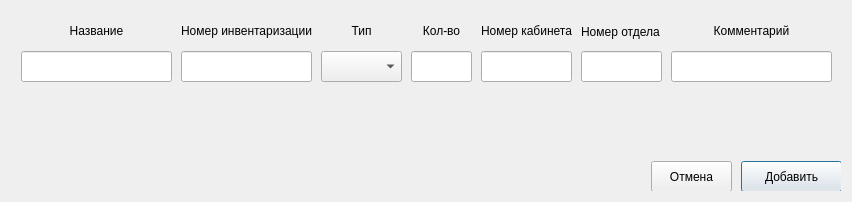
This is ui/addForm.ui in Seymue/Inventory as Qt 5 draws it before an edit. The edited form follows.
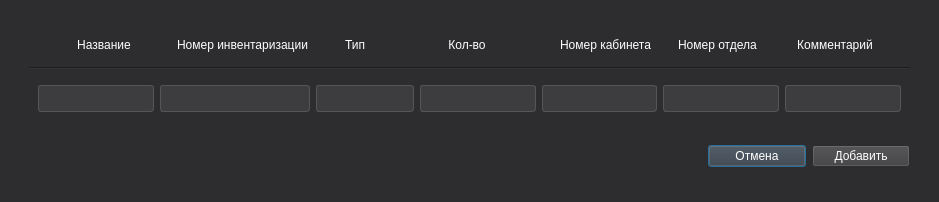
This is the edited form.

Patch:
```diff
--- a/ui/addForm.ui
+++ b/ui/addForm.ui
@@ -6,230 +6,286 @@
    <rect>
     <x>0</x>
     <y>0</y>
-    <width>852</width>
-    <height>202</height>
+    <width>939</width>
+    <height>199</height>
    </rect>
   </property>
   <property name="windowTitle">
    <string>Dialog</string>
   </property>
   <property name="styleSheet">
-   <string notr="true">backround-color: white;</string>
+   <string notr="true">background-color: #2D2D30;   
+color: #FFFFFF;    
+font-family: 'Segoe UI';          </string>
   </property>
   <layout class="QHBoxLayout" name="horizontalLayout">
    <item>
     <widget class="QWidget" name="widget" native="true">
-     <widget class="QPushButton" name="acceptButton">
-      <property name="geometry">
-       <rect>
-        <x>730</x>
-        <y>150</y>
-        <width>101</width>
-        <height>31</height>
-       </rect>
-      </property>
-      <property name="text">
-       <string>Добавить</string>
-      </property>
-     </widget>
-     <widget class="QPushButton" name="cancelButton">
-      <property name="geometry">
-       <rect>
-        <x>640</x>
-        <y>150</y>
-        <width>81</width>
-        <height>31</height>
-       </rect>
-      </property>
-      <property name="text">
-       <string>Отмена</string>
-      </property>
-     </widget>
+     <layout class="QGridLayout" name="gridLayout">
+      <item row="0" column="0" colspan="4">
+       <widget class="QWidget" name="widget_3" native="true">
+        <property name="maximumSize">
+         <size>
+          <width>16777215</width>
+          <height>110</height>
+         </size>
+        </property>
+        <layout class="QVBoxLayout" name="verticalLayout">
+         <item>
+          <widget class="QWidget" name="widget_4" native="true">
+           <property name="maximumSize">
+            <size>
+             <width>16777215</width>
+             <height>50</height>
+            </size>
+           </property>
+           <layout class="QHBoxLayout" name="horizontalLayout_2">
+            <item>
      <widget class="QLabel" name="nameLabel">
-      <property name="geometry">
-       <rect>
-        <x>10</x>
-        <y>10</y>
-        <width>151</width>
-        <height>21</height>
-       </rect>
-      </property>
       <property name="styleSheet">
-       <string notr="true">backround-color: white;</string>
+               <string notr="true">color: white;</string>
       </property>
       <property name="text">
        <string>&lt;html&gt;&lt;head/&gt;&lt;body&gt;&lt;p align=&quot;center&quot;&gt;Название&lt;/p&gt;&lt;/body&gt;&lt;/html&gt;</string>
       </property>
-     </widget>
-     <widget class="QLabel" name="number_inventory">
-      <property name="geometry">
-       <rect>
-        <x>170</x>
-        <y>10</y>
-        <width>131</width>
-        <height>21</height>
-       </rect>
-      </property>
+              <property name="textFormat">
+               <enum>Qt::AutoText</enum>
+              </property>
+              <property name="alignment">
+               <set>Qt::AlignCenter</set>
+              </property>
+             </widget>
+            </item>
+            <item>
+             <widget class="QLabel" name="number_inventory_Label">
       <property name="styleSheet">
-       <string notr="true">backround-color: white;</string>
+               <string notr="true">color: white;</string>
       </property>
       <property name="text">
        <string>&lt;html&gt;&lt;head/&gt;&lt;body&gt;&lt;p align=&quot;center&quot;&gt;Номер инвентаризации&lt;/p&gt;&lt;/body&gt;&lt;/html&gt;</string>
       </property>
      </widget>
-     <widget class="QLabel" name="office_number_Label">
-      <property name="geometry">
-       <rect>
-        <x>470</x>
-        <y>10</y>
-        <width>91</width>
-        <height>21</height>
-       </rect>
-      </property>
-      <property name="styleSheet">
-       <string notr="true">backround-color: white;</string>
-      </property>
-      <property name="text">
-       <string>&lt;html&gt;&lt;head/&gt;&lt;body&gt;&lt;p align=&quot;center&quot;&gt;Номер кабинета&lt;/p&gt;&lt;/body&gt;&lt;/html&gt;</string>
-      </property>
-     </widget>
+            </item>
+            <item>
      <widget class="QLabel" name="typeLabel">
-      <property name="geometry">
-       <rect>
-        <x>310</x>
-        <y>10</y>
-        <width>81</width>
-        <height>21</height>
-       </rect>
+              <property name="maximumSize">
+               <size>
+                <width>80</width>
+                <height>16777215</height>
+               </size>
       </property>
       <property name="styleSheet">
-       <string notr="true">backround-color: white;</string>
+               <string notr="true">color: white;</string>
       </property>
       <property name="text">
        <string>&lt;html&gt;&lt;head/&gt;&lt;body&gt;&lt;p align=&quot;center&quot;&gt;Тип&lt;/p&gt;&lt;/body&gt;&lt;/html&gt;</string>
       </property>
      </widget>
+            </item>
+            <item>
      <widget class="QLabel" name="quantityLabel">
-      <property name="geometry">
-       <rect>
-        <x>400</x>
-        <y>10</y>
-        <width>61</width>
-        <height>21</height>
-       </rect>
-      </property>
       <property name="styleSheet">
-       <string notr="true">backround-color: white;</string>
+               <string notr="true">color: white;</string>
       </property>
       <property name="text">
        <string>&lt;html&gt;&lt;head/&gt;&lt;body&gt;&lt;p align=&quot;center&quot;&gt;Кол-во&lt;/p&gt;&lt;/body&gt;&lt;/html&gt;</string>
       </property>
      </widget>
+            </item>
+            <item>
+             <widget class="QLabel" name="office_number_Label">
+              <property name="styleSheet">
+               <string notr="true">color: white;</string>
+              </property>
+              <property name="text">
+               <string>&lt;html&gt;&lt;head/&gt;&lt;body&gt;&lt;p align=&quot;center&quot;&gt;Номер кабинета&lt;/p&gt;&lt;/body&gt;&lt;/html&gt;</string>
+              </property>
+             </widget>
+            </item>
+            <item>
      <widget class="QLabel" name="departament_number_Label">
-      <property name="geometry">
-       <rect>
-        <x>570</x>
-        <y>10</y>
-        <width>81</width>
-        <height>21</height>
-       </rect>
+              <property name="maximumSize">
+               <size>
+                <width>85</width>
+                <height>16777215</height>
+               </size>
       </property>
       <property name="styleSheet">
-       <string notr="true">backround-color: white;</string>
+               <string notr="true">color: white;</string>
       </property>
       <property name="text">
        <string>Номер отдела</string>
       </property>
      </widget>
+            </item>
+            <item>
      <widget class="QLabel" name="commentLabel">
-      <property name="geometry">
-       <rect>
-        <x>660</x>
-        <y>10</y>
-        <width>161</width>
-        <height>21</height>
-       </rect>
-      </property>
       <property name="styleSheet">
-       <string notr="true">backround-color: white;</string>
+               <string notr="true">color: white;</string>
       </property>
       <property name="text">
        <string>&lt;html&gt;&lt;head/&gt;&lt;body&gt;&lt;p align=&quot;center&quot;&gt;Комментарий&lt;/p&gt;&lt;/body&gt;&lt;/html&gt;</string>
       </property>
      </widget>
-     <widget class="QLineEdit" name="lineEdit">
-      <property name="geometry">
-       <rect>
-        <x>10</x>
-        <y>40</y>
-        <width>151</width>
-        <height>31</height>
-       </rect>
-      </property>
-     </widget>
-     <widget class="QLineEdit" name="lineEdit_2">
-      <property name="geometry">
-       <rect>
-        <x>170</x>
-        <y>40</y>
-        <width>131</width>
-        <height>31</height>
-       </rect>
-      </property>
-     </widget>
-     <widget class="QComboBox" name="comboBox">
-      <property name="geometry">
-       <rect>
-        <x>310</x>
-        <y>40</y>
-        <width>81</width>
-        <height>31</height>
-       </rect>
-      </property>
+            </item>
+           </layout>
+          </widget>
+         </item>
+         <item>
+          <widget class="Line" name="line">
+           <property name="orientation">
+            <enum>Qt::Horizontal</enum>
+           </property>
+          </widget>
+         </item>
+         <item>
+          <widget class="QWidget" name="widget_5" native="true">
+           <layout class="QHBoxLayout" name="horizontalLayout_3">
+            <item>
+             <widget class="QLineEdit" name="nameText">
+              <property name="styleSheet">
+               <string notr="true">background-color: #3D3D40;   
+color: #FFFFFF;              
+ border: 1px solid #555555;   
+border-radius: 3px;          
+padding: 5px;</string>
+              </property>
+             </widget>
+            </item>
+            <item>
+             <widget class="QLineEdit" name="number_inventory_Text">
+              <property name="minimumSize">
+               <size>
+                <width>150</width>
+                <height>0</height>
+               </size>
+              </property>
+              <property name="maximumSize">
+               <size>
+                <width>16777215</width>
+                <height>16777215</height>
+               </size>
+              </property>
       <property name="styleSheet">
-       <string notr="true">backround-color: white;</string>
-      </property>
-     </widget>
-     <widget class="QLineEdit" name="lineEdit_3">
-      <property name="geometry">
-       <rect>
-        <x>400</x>
-        <y>40</y>
-        <width>61</width>
-        <height>31</height>
-       </rect>
-      </property>
-     </widget>
-     <widget class="QLineEdit" name="lineEdit_4">
-      <property name="geometry">
-       <rect>
-        <x>470</x>
-        <y>40</y>
-        <width>91</width>
-        <height>31</height>
-       </rect>
-      </property>
-     </widget>
-     <widget class="QLineEdit" name="lineEdit_5">
-      <property name="geometry">
-       <rect>
-        <x>570</x>
-        <y>40</y>
-        <width>81</width>
-        <height>31</height>
-       </rect>
-      </property>
-     </widget>
-     <widget class="QLineEdit" name="lineEdit_6">
-      <property name="geometry">
-       <rect>
-        <x>660</x>
-        <y>40</y>
-        <width>161</width>
-        <height>31</height>
-       </rect>
-      </property>
-     </widget>
+               <string notr="true">background-color: #3D3D40;   
+color: #FFFFFF;              
+ border: 1px solid #555555;   
+border-radius: 3px;          
+padding: 5px;</string>
+              </property>
+             </widget>
+            </item>
+            <item>
+             <widget class="QLineEdit" name="typeText">
+              <property name="maximumSize">
+               <size>
+                <width>100</width>
+                <height>16777215</height>
+               </size>
+              </property>
+              <property name="styleSheet">
+               <string notr="true">background-color: #3D3D40;   
+color: #FFFFFF;              
+ border: 1px solid #555555;   
+border-radius: 3px;          
+padding: 5px;</string>
+              </property>
+             </widget>
+            </item>
+            <item>
+             <widget class="QLineEdit" name="quantityText">
+              <property name="styleSheet">
+               <string notr="true">background-color: #3D3D40;   
+color: #FFFFFF;              
+ border: 1px solid #555555;   
+border-radius: 3px;          
+padding: 5px;</string>
+              </property>
+             </widget>
+            </item>
+            <item>
+             <widget class="QLineEdit" name="office_number_Text">
+              <property name="styleSheet">
+               <string notr="true">background-color: #3D3D40;   
+color: #FFFFFF;              
+ border: 1px solid #555555;   
+border-radius: 3px;          
+padding: 5px;</string>
+              </property>
+             </widget>
+            </item>
+            <item>
+             <widget class="QLineEdit" name="departament_number_Text">
+              <property name="styleSheet">
+               <string notr="true">background-color: #3D3D40;   
+color: #FFFFFF;              
+ border: 1px solid #555555;   
+border-radius: 3px;          
+padding: 5px;
+</string>
+              </property>
+             </widget>
+            </item>
+            <item>
+             <widget class="QLineEdit" name="commentText">
+              <property name="styleSheet">
+               <string notr="true">background-color: #3D3D40;   
+color: #FFFFFF;              
+ border: 1px solid #555555;   
+border-radius: 3px;          
+padding: 5px;</string>
+              </property>
+             </widget>
+            </item>
+           </layout>
+          </widget>
+         </item>
+        </layout>
+       </widget>
+      </item>
+      <item row="2" column="0" rowspan="2" colspan="2">
+       <widget class="QWidget" name="widget_7" native="true"/>
+      </item>
+      <item row="1" column="3">
+       <widget class="QWidget" name="widget_2" native="true">
+        <property name="maximumSize">
+         <size>
+          <width>500</width>
+          <height>50</height>
+         </size>
+        </property>
+        <layout class="QHBoxLayout" name="horizontalLayout_4">
+         <item>
+          <widget class="QPushButton" name="cancelButton">
+           <property name="styleSheet">
+            <string notr="true">background-color: #3D3D40;  
+color:white;
+
+   </string>
+           </property>
+           <property name="text">
+            <string>Отмена</string>
+           </property>
+          </widget>
+         </item>
+         <item>
+          <widget class="QPushButton" name="acceptButton">
+           <property name="styleSheet">
+            <string notr="true">background-color: #3D3D40;  
+color:white;</string>
+           </property>
+           <property name="text">
+            <string>Добавить</string>
+           </property>
+          </widget>
+         </item>
+        </layout>
+       </widget>
+      </item>
+      <item row="2" column="2" rowspan="2" colspan="2">
+       <widget class="QWidget" name="widget_6" native="true"/>
+      </item>
+     </layout>
     </widget>
    </item>
   </layout>
```
Lines whose indentation alone changed are shown as unchanged.
